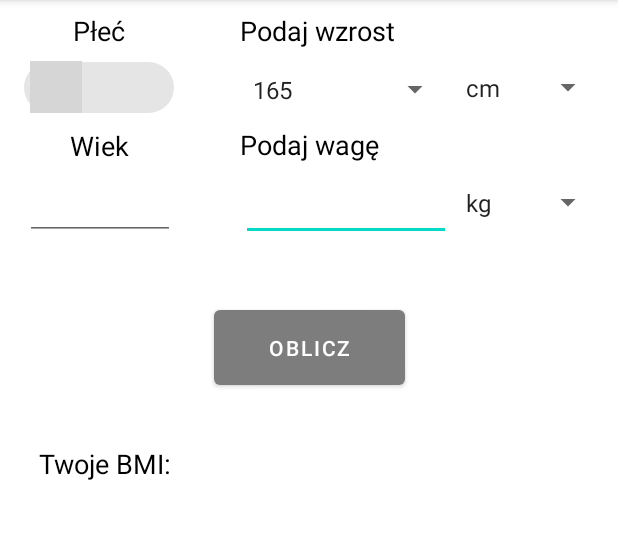
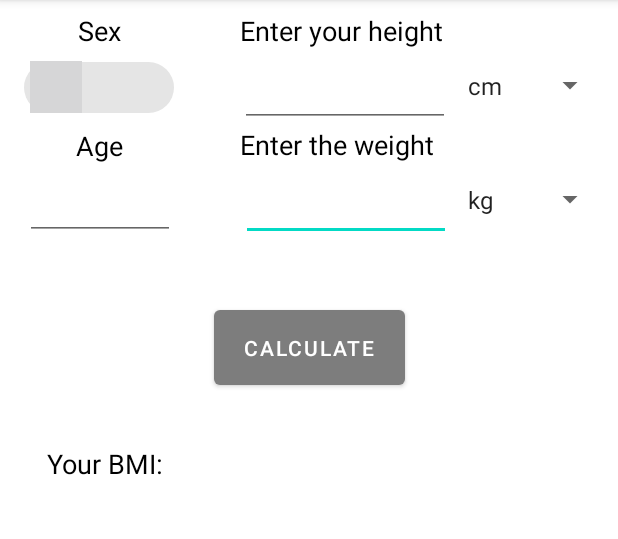
Before and after one commit to kkarpiski/All-Calculator, an Android app: the screen it shows after launch (CalculatorBMI), on a phone screen of 412 x 824 dp, the part 84-623 px from its top. Run offline under Robolectric (Android 15) with nearby library versions, the phone set to English and light mode, and no system bars.

Commit message:
add items, polish language

```diff
--- a/app/build.gradle
+++ b/app/build.gradle
@@ -34,7 +34,8 @@ dependencies {
     implementation 'com.google.android.material:material:1.2.1'
     implementation 'androidx.constraintlayout:constraintlayout:2.0.3'
     implementation 'androidx.gridlayout:gridlayout:1.0.0'
-    testImplementation 'junit:junit:4.+'
+    testImplementation 'junit:junit:4.13.1'
     androidTestImplementation 'androidx.test.ext:junit:1.1.2'
     androidTestImplementation 'androidx.test.espresso:espresso-core:3.3.0'
+    implementation 'com.github.sundeepk:compact-calendar-view:3.0.0'
 }
--- a/app/src/main/java/com/example/calculator/CalculatorBMI.java
+++ b/app/src/main/java/com/example/calculator/CalculatorBMI.java
@@ -15,17 +15,16 @@ import static android.R.layout.simple_spinner_dropdown_item;
 
 public class CalculatorBMI extends AppCompatActivity implements View.OnClickListener {
 
-    Spinner sp_wzrost, spinner_wzrost, spinner_waga;
+    Spinner spinner_wzrost, spinner_waga;
     Button  btn_oblicz;
     String[] wzrost, wagaJednostka, wzrostJednostka;
-    TextView tv_wynik_liczba, tv_wynik_opis;
-    EditText et_waga, et_wiek;
+    TextView tv_wynik_liczba, tv_wynik_opis, tv_wynik_Imp;
+    EditText et_waga, et_wiek, et_wzrost;
     private double kg, m;
     private DecimalFormat TWO_DECIMAL_PLACES = new DecimalFormat(".##");
 
     CategoryBMI categoryBMI = new CategoryBMI();
     MetricFormula metricFormula;
-    ImperialFormula imperialFormula;
 
     @Override
     protected void onCreate( Bundle savedInstanceState) {
@@ -34,16 +33,13 @@ public class CalculatorBMI extends AppCompatActivity implements View.OnClickList
 
         tv_wynik_liczba = findViewById(R.id.tv_wynik_liczba);
         tv_wynik_opis = findViewById(R.id.tv_wynik_opis);
-        sp_wzrost = findViewById(R.id.sp_wzrost);
         spinner_wzrost = findViewById(R.id.spinner_wzrost);
         spinner_waga = findViewById(R.id.spinner_waga);
         btn_oblicz = findViewById(R.id.btn_oblicz);
         et_waga = findViewById(R.id.et_waga);
         et_wiek= findViewById(R.id.et_wiek);
-        CategoryBMI categoryBMI = new CategoryBMI();
+        et_wzrost = findViewById(R.id.et_wzrost);
 
-
-        spinnerWzrost();
         spinnerWzrostJednostka();
         spinnerWagaJednostka();
         porownianieWyniku();
@@ -65,23 +61,16 @@ public class CalculatorBMI extends AppCompatActivity implements View.OnClickList
         wzrostJednostkaAdapter.setDropDownViewResource(simple_spinner_dropdown_item);
         spinner_wzrost.setAdapter(wzrostJednostkaAdapter);
     }
-    private void spinnerWzrost() {
-        ArrayAdapter<String> wzrostAdapter = new ArrayAdapter<>(this, android.R.layout.simple_spinner_item, getResources().getStringArray(R.array.sp_wzrost));
-        wzrostAdapter.setDropDownViewResource(simple_spinner_dropdown_item);
-        sp_wzrost.setAdapter(wzrostAdapter);
-    }
 
     @Override
     public void onClick(View v) {
 
         kg = Double.parseDouble(et_waga.getText().toString());
-        m = Double.parseDouble((sp_wzrost.getSelectedItem().toString()));
+        m = Double.parseDouble((et_wzrost.getText().toString()));
 
         metricFormula = new MetricFormula(kg, m);
-        imperialFormula = new ImperialFormula(kg, m);
 
-        tv_wynik_liczba.setText(String.valueOf(TWO_DECIMAL_PLACES.format(metricFormula.computeBMI(metricFormula.getInputKg(), metricFormula.getInputM()))));
-        //showImpBMI.setText("In imperial formula: " + String.valueOf(TWO_DECIMAL_PLACES.format(imperialFormula.computeBMI(imperialFormula.getInputKg(), imperialFormula.getInputM()))));
+        tv_wynik_liczba.setText(String.valueOf(TWO_DECIMAL_PLACES.format(metricFormula.computeBMI(metricFormula.getInputKg(),metricFormula.getInputM()))));
         tv_wynik_opis.setText(CategoryBMI.getCategory(metricFormula.computeBMI(metricFormula.getInputKg(), metricFormula.getInputM())));
 
      /*
--- a/app/src/main/java/com/example/calculator/CategoryBMI.java
+++ b/app/src/main/java/com/example/calculator/CategoryBMI.java
@@ -1,4 +1,5 @@
 package com.example.calculator;
+
 
 public class CategoryBMI {
     public static String getCategory(double result){
--- a/app/src/main/java/com/example/calculator/MetricFormula.java
+++ b/app/src/main/java/com/example/calculator/MetricFormula.java
@@ -18,6 +18,6 @@ public class MetricFormula {
     }
 
     public double computeBMI (double kg, double m){
-        return kg / (Math.pow(m, 2));
+        return (kg / (Math.pow(m, 2)) * 10000);
     }
 }
--- a/app/src/main/res/layout/activity_calculator_bmi.xml
+++ b/app/src/main/res/layout/activity_calculator_bmi.xml
@@ -14,7 +14,7 @@
         android:layout_marginStart="160dp"
         android:layout_marginTop="8dp"
         android:layout_marginEnd="10dp"
-        android:text="@string/podaj_wzrost"
+        android:text="@string/enter_your_height"
         android:textAlignment="textStart"
         android:textColor="@color/black"
         android:textSize="18sp"
@@ -30,7 +30,7 @@
         android:layout_marginStart="16dp"
         android:layout_marginTop="8dp"
         android:layout_marginEnd="89dp"
-        android:text="@string/plec"
+        android:text="@string/sex"
         android:textAlignment="center"
         android:textColor="@color/black"
         android:textSize="18sp"
@@ -51,22 +51,10 @@
         app:chipIcon="@mipmap/man100"
         app:chipIconSize="35dp"
         app:closeIcon="@null"
-        app:layout_constraintEnd_toStartOf="@+id/sp_wzrost"
         app:layout_constraintHorizontal_bias="0.0"
         app:layout_constraintStart_toStartOf="parent"
         app:layout_constraintTop_toBottomOf="@+id/tv_plec" />
 
-    <Spinner
-        android:id="@+id/sp_wzrost"
-        android:layout_width="140dp"
-        android:layout_height="50dp"
-        android:layout_marginTop="1dp"
-        android:layout_marginEnd="10dp"
-        android:dropDownWidth="wrap_content"
-        app:layout_constraintEnd_toEndOf="parent"
-        app:layout_constraintHorizontal_bias="0.613"
-        app:layout_constraintStart_toStartOf="parent"
-        app:layout_constraintTop_toBottomOf="@+id/tv_wzrost" />
 
     <TextView
         android:id="@+id/tv_waga"
@@ -75,7 +63,7 @@
         android:layout_marginStart="160dp"
         android:layout_marginTop="84dp"
         android:layout_marginEnd="91dp"
-        android:text="@string/podaj_wag"
+        android:text="@string/enter_the_weight"
         android:textAlignment="textStart"
         android:textColor="@color/black"
         android:textSize="18sp"
@@ -93,7 +81,8 @@
         app:layout_constraintEnd_toEndOf="parent"
         app:layout_constraintHorizontal_bias="0.59"
         app:layout_constraintStart_toStartOf="parent"
-        app:layout_constraintTop_toBottomOf="@+id/tv_waga" />
+        app:layout_constraintTop_toBottomOf="@+id/tv_waga"
+        android:autofillHints="" />
 
     <Button
         android:id="@+id/btn_oblicz"
@@ -102,7 +91,7 @@
         android:layout_marginStart="162dp"
         android:layout_marginTop="40dp"
         android:layout_marginEnd="162dp"
-        android:text="@string/oblicz"
+        android:text="@string/calculate"
         app:layout_constraintEnd_toEndOf="parent"
         app:layout_constraintStart_toStartOf="parent"
         app:layout_constraintTop_toBottomOf="@+id/et_waga" />
@@ -114,7 +103,7 @@
         android:layout_marginStart="7dp"
         android:layout_marginTop="136dp"
         android:layout_marginEnd="94dp"
-        android:text="@string/twoje_bmi"
+        android:text="@string/your_bmi"
         android:textAlignment="center"
         android:textColor="@color/black"
         android:textSize="18sp"
@@ -152,24 +141,22 @@
         android:id="@+id/spinner_wzrost"
         android:layout_width="100dp"
         android:layout_height="50dp"
-        android:layout_marginStart="2dp"
-        android:layout_marginTop="33dp"
-        android:layout_marginEnd="16dp"
+        android:layout_marginStart="3dp"
+        android:layout_marginTop="32dp"
+        android:layout_marginEnd="8dp"
         app:layout_constraintEnd_toEndOf="parent"
-        app:layout_constraintHorizontal_bias="0.0"
-        app:layout_constraintStart_toEndOf="@+id/sp_wzrost"
+        app:layout_constraintStart_toEndOf="@+id/et_wzrost"
         app:layout_constraintTop_toTopOf="parent" />
 
     <Spinner
         android:id="@+id/spinner_waga"
         android:layout_width="100dp"
         android:layout_height="50dp"
-        android:layout_marginStart="2dp"
-        android:layout_marginTop="110dp"
-        android:layout_marginEnd="16dp"
+        android:layout_marginStart="3dp"
+        android:layout_marginTop="108dp"
+        android:layout_marginEnd="8dp"
         app:layout_constraintEnd_toEndOf="parent"
-        app:layout_constraintHorizontal_bias="0.0"
-        app:layout_constraintStart_toEndOf="@+id/sp_wzrost"
+        app:layout_constraintStart_toEndOf="@+id/et_waga"
         app:layout_constraintTop_toTopOf="parent" />
 
     <TextView
@@ -179,7 +166,7 @@
         android:layout_marginStart="16dp"
         android:layout_marginTop="1dp"
         android:layout_marginEnd="41dp"
-        android:text="@string/wiek"
+        android:text="@string/age"
         android:textAlignment="center"
         android:textColor="@color/black"
         android:textSize="18sp"
@@ -200,4 +187,16 @@
         app:layout_constraintStart_toStartOf="parent"
         app:layout_constraintTop_toBottomOf="@+id/tv_wiek" />
 
+    <EditText
+        android:id="@+id/et_wzrost"
+        android:layout_width="140dp"
+        android:layout_height="50dp"
+        android:layout_marginStart="44dp"
+        android:layout_marginTop="1dp"
+        android:ems="10"
+        android:inputType="number"
+        app:layout_constraintEnd_toStartOf="@+id/spinner_wzrost"
+        app:layout_constraintStart_toEndOf="@+id/chose_sex"
+        app:layout_constraintTop_toBottomOf="@+id/tv_wzrost" />
+
 </androidx.constraintlayout.widget.ConstraintLayout>
--- a/app/src/main/res/values/strings.xml
+++ b/app/src/main/res/values/strings.xml
@@ -1,21 +1,20 @@
 <resources>
     <string name="app_name">Calculator</string>
-    <string name="podaj_wzrost">Podaj wzrost</string>
-    <string name="podaj_wag">Podaj wagę</string>
-    <string name="oblicz">Oblicz</string>
-    <string name="twoje_bmi">Twoje BMI:</string>
-    <string name="wynik">wynik</string>
-    <string name="plec">Płeć</string>
-    <string name="wiek">Wiek</string>
 
-    <string name="very_severely_underweight">very severely underweight</string>
-    <string name="severely_underweight">severely underweight</string>
-    <string name="underweight">underweight</string>
-    <string name="normal_healthy_weight">normal (healthy weight)</string>
-    <string name="overweight">overweight</string>
-    <string name="moderately_obese">moderately obese</string>
-    <string name="severely_obese">severely obese</string>
-    <string name="very_severely_obese">very severely obese</string>
+    <string name="very_severely_underweight">Very severely underweight</string>
+    <string name="severely_underweight">Severely underweight</string>
+    <string name="underweight">Underweight</string>
+    <string name="normal_healthy_weight">Normal (healthy weight)</string>
+    <string name="overweight">Overweight</string>
+    <string name="moderately_obese">Moderately obese</string>
+    <string name="severely_obese">Severely obese</string>
+    <string name="very_severely_obese">Very severely obese</string>
+    <string name="sex">Sex</string>
+    <string name="age">Age</string>
+    <string name="enter_your_height">Enter your height</string>
+    <string name="enter_the_weight">Enter the weight</string>
+    <string name="your_bmi">Your BMI:</string>
+    <string name="calculate">Calculate</string>
 
     <string-array name="sp_wzrost">
         <item>165</item>
@@ -42,7 +41,6 @@
     </string-array>
     <string-array name="wagaJednostka">
         <item>kg</item>
-        <item>kg</item>
     </string-array>
 
 
```
Also changed, not shown: app/src/main/java/com/example/calculator/ImperialFormula.java (deleted, +0 -34 lines), app/src/main/java/com/example/calculator/MainActivity.java (+56 -0 lines), app/src/main/res/layout/activity_main.xml (+35 -2 lines), 2 other files.
